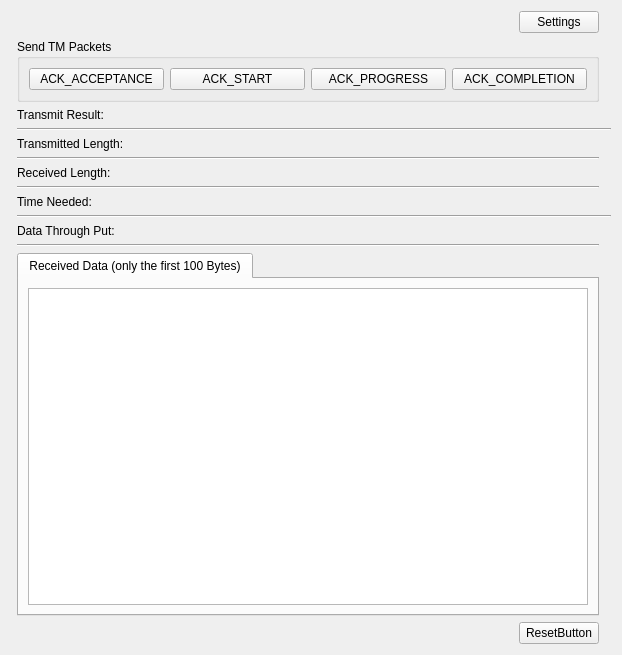
The window that gspy-package/src/gspy_egse/gui/ui/service1.ui (AnshKapoor/upgraded-fishstick) describes before a commit, drawn with Qt 5.
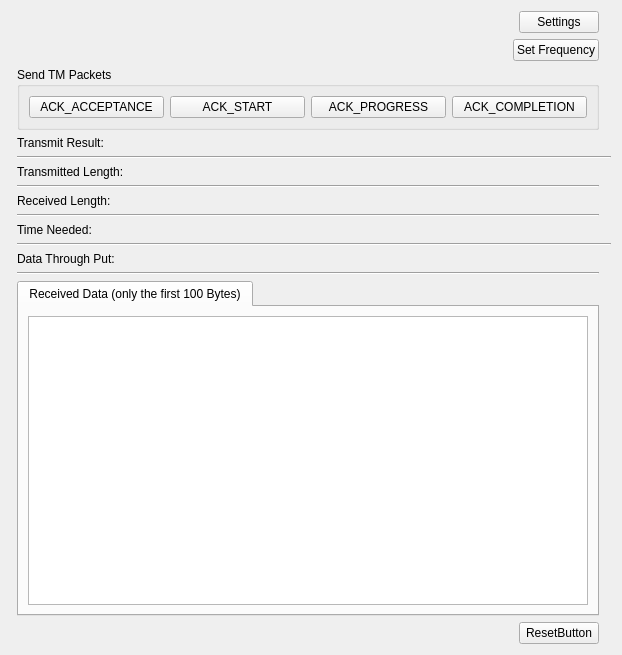
The same window after the commit.

Commit message: Ensure Service 1 widget exposes frequency control

Patch:
```diff
--- a/gspy-package/src/gspy_egse/gui/ui/service1.ui
+++ b/gspy-package/src/gspy_egse/gui/ui/service1.ui
@@ -48,6 +48,19 @@
        </property>
       </widget>
      </item>
+      <item alignment="Qt::AlignRight">
+       <widget class="QPushButton" name="FreqSet">
+        <property name="sizePolicy">
+         <sizepolicy hsizetype="Minimum" vsizetype="Fixed">
+          <horstretch>0</horstretch>
+          <verstretch>0</verstretch>
+         </sizepolicy>
+        </property>
+        <property name="text">
+         <string>Set Frequency</string>
+        </property>
+       </widget>
+      </item>
     </layout>
    </item>
    <item row="17" column="1" colspan="2">
```
The commit also changes 1 other file.
